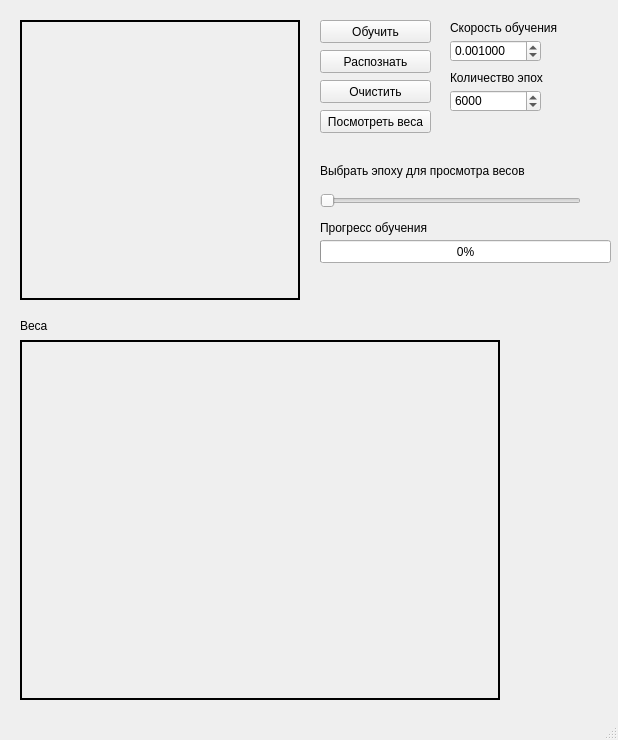
Before: the Qt Designer form DoIS_LaboratoryWork2/gui.ui in AZaborov/DesignOfIntelligentSystems, drawn with Qt 5.
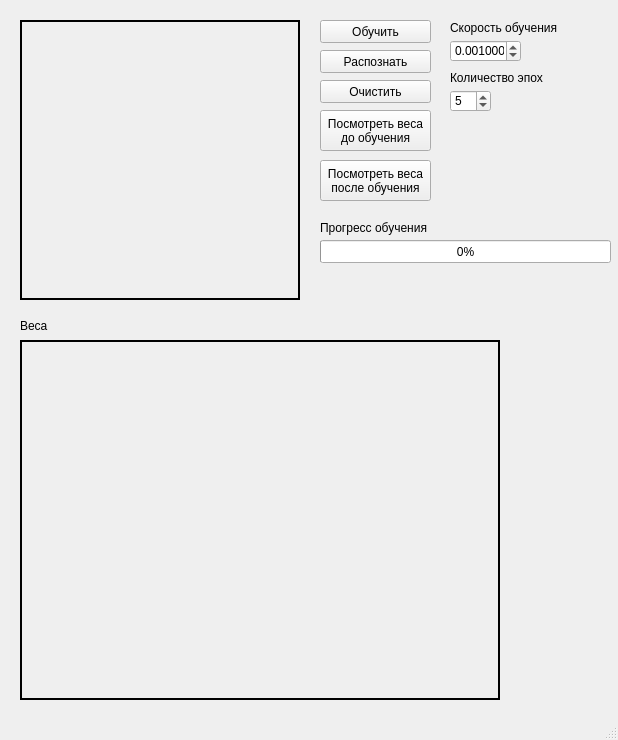
After: the same form once the commit is applied.

Commit message: Переделаны эпохи, заменена выборка для вычисления точности обучения

Diff of the .ui file:
```diff
--- a/DoIS_LaboratoryWork2/gui.ui
+++ b/DoIS_LaboratoryWork2/gui.ui
@@ -57,7 +57,7 @@
      <rect>
       <x>450</x>
       <y>40</y>
-      <width>91</width>
+      <width>71</width>
       <height>22</height>
      </rect>
     </property>
@@ -92,21 +92,21 @@
      <rect>
       <x>450</x>
       <y>90</y>
-      <width>91</width>
+      <width>41</width>
       <height>22</height>
      </rect>
     </property>
     <property name="minimum">
-     <number>100</number>
+     <number>1</number>
     </property>
     <property name="maximum">
-     <number>600000</number>
+     <number>20</number>
     </property>
     <property name="singleStep">
      <number>100</number>
     </property>
     <property name="value">
-     <number>6000</number>
+     <number>5</number>
     </property>
    </widget>
    <widget class="QPushButton" name="clear_button">
@@ -192,38 +192,6 @@
      <string>Прогресс обучения</string>
     </property>
    </widget>
-   <widget class="QLabel" name="epoch_count_label_3">
-    <property name="geometry">
-     <rect>
-      <x>320</x>
-      <y>155</y>
-      <width>261</width>
-      <height>31</height>
-     </rect>
-    </property>
-    <property name="text">
-     <string>Выбрать эпоху для просмотра весов</string>
-    </property>
-   </widget>
-   <widget class="QSlider" name="epoch_slider">
-    <property name="geometry">
-     <rect>
-      <x>320</x>
-      <y>190</y>
-      <width>261</width>
-      <height>22</height>
-     </rect>
-    </property>
-    <property name="maximum">
-     <number>6000</number>
-    </property>
-    <property name="singleStep">
-     <number>1</number>
-    </property>
-    <property name="orientation">
-     <enum>Qt::Horizontal</enum>
-    </property>
-   </widget>
    <widget class="QLabel" name="epoch_label">
     <property name="geometry">
      <rect>
@@ -268,11 +236,26 @@
       <x>320</x>
       <y>110</y>
       <width>111</width>
-      <height>23</height>
+      <height>41</height>
      </rect>
     </property>
     <property name="text">
-     <string>Посмотреть веса</string>
+     <string>Посмотреть веса 
+до обучения</string>
+    </property>
+   </widget>
+   <widget class="QPushButton" name="show_weights_after_button">
+    <property name="geometry">
+     <rect>
+      <x>320</x>
+      <y>160</y>
+      <width>111</width>
+      <height>41</height>
+     </rect>
+    </property>
+    <property name="text">
+     <string>Посмотреть веса 
+после обучения</string>
     </property>
    </widget>
   </widget>
```
Left out of the diff: 7 changed lines with no effect on the pictures. The commit also changes 8 other files.
